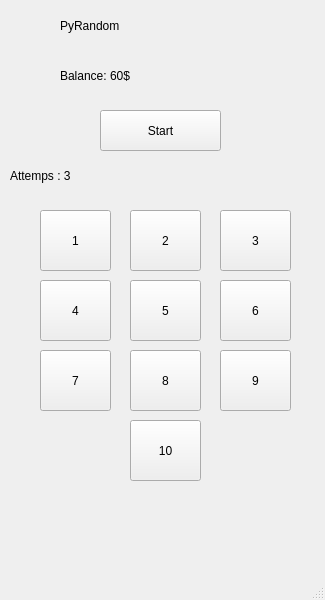
The window that random.ui (AziretGT/level3_homework6) describes before a commit, drawn with Qt 5.
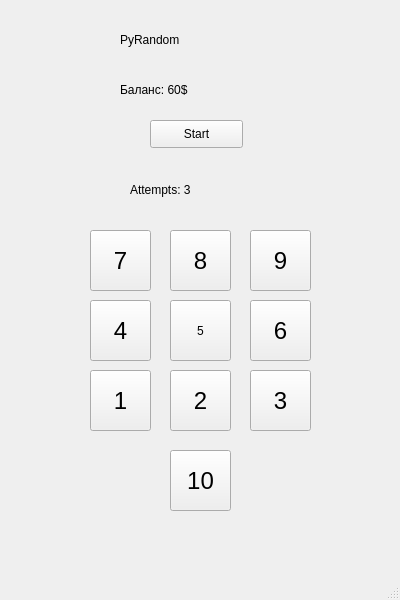
The same window after the commit.

The edit to the form file:
```diff
--- a/random.ui
+++ b/random.ui
@@ -6,7 +6,7 @@
    <rect>
     <x>0</x>
     <y>0</y>
-    <width>325</width>
+    <width>400</width>
     <height>600</height>
    </rect>
   </property>
@@ -17,44 +17,47 @@
    <widget class="QLabel" name="Name">
     <property name="geometry">
      <rect>
-      <x>60</x>
-      <y>0</y>
-      <width>211</width>
-      <height>51</height>
+      <x>120</x>
+      <y>20</y>
+      <width>151</width>
+      <height>41</height>
      </rect>
     </property>
     <property name="styleSheet">
      <string notr="true">font: 25pt &quot;Comic Sans MS&quot;;</string>
     </property>
     <property name="text">
-     <string>PyRandom</string>
+     <string>&lt;html&gt;&lt;head/&gt;&lt;body&gt;&lt;p&gt;PyRandom&lt;/p&gt;&lt;/body&gt;&lt;/html&gt;</string>
     </property>
    </widget>
    <widget class="QLabel" name="balance">
     <property name="geometry">
      <rect>
-      <x>60</x>
-      <y>50</y>
-      <width>211</width>
-      <height>51</height>
+      <x>120</x>
+      <y>70</y>
+      <width>181</width>
+      <height>41</height>
      </rect>
     </property>
     <property name="styleSheet">
      <string notr="true">font: 18pt &quot;Comic Sans MS&quot;;</string>
     </property>
     <property name="text">
-     <string>Balance: 60$</string>
+     <string>&lt;html&gt;&lt;head/&gt;&lt;body&gt;&lt;p&gt;Баланс: 60$&lt;/p&gt;&lt;/body&gt;&lt;/html&gt;</string>
     </property>
    </widget>
    <widget class="QPushButton" name="start">
     <property name="geometry">
      <rect>
-      <x>100</x>
-      <y>110</y>
-      <width>121</width>
-      <height>41</height>
+      <x>150</x>
+      <y>120</y>
+      <width>93</width>
+      <height>28</height>
      </rect>
     </property>
+    <property name="styleSheet">
+     <string notr="true">font: 14pt &quot;MS Shell Dlg 2&quot;;</string>
+    </property>
     <property name="text">
      <string>Start</string>
     </property>
@@ -62,94 +65,32 @@
    <widget class="QLabel" name="attemps">
     <property name="geometry">
      <rect>
-      <x>10</x>
-      <y>160</y>
-      <width>111</width>
-      <height>31</height>
-     </rect>
-    </property>
-    <property name="styleSheet">
-     <string notr="true">font: 12pt &quot;Comic Sans MS&quot;;</string>
-    </property>
-    <property name="text">
-     <string>Attemps : 3</string>
-    </property>
-   </widget>
-   <widget class="QPushButton" name="one">
-    <property name="geometry">
-     <rect>
-      <x>40</x>
-      <y>210</y>
-      <width>71</width>
-      <height>61</height>
-     </rect>
-    </property>
-    <property name="styleSheet">
-     <string notr="true">font: 12pt &quot;Onyx&quot;;</string>
-    </property>
-    <property name="text">
-     <string>1</string>
-    </property>
-   </widget>
-   <widget class="QPushButton" name="two">
-    <property name="geometry">
-     <rect>
       <x>130</x>
-      <y>210</y>
-      <width>71</width>
-      <height>61</height>
+      <y>170</y>
+      <width>181</width>
+      <height>41</height>
      </rect>
     </property>
     <property name="styleSheet">
-     <string notr="true">font: 12pt &quot;Onyx&quot;;</string>
+     <string notr="true">font: 15pt &quot;MS Shell Dlg 2&quot;;</string>
     </property>
     <property name="text">
-     <string>2</string>
-    </property>
-   </widget>
-   <widget class="QPushButton" name="five">
-    <property name="geometry">
-     <rect>
-      <x>130</x>
-      <y>280</y>
-      <width>71</width>
-      <height>61</height>
-     </rect>
-    </property>
-    <property name="styleSheet">
-     <string notr="true">font: 12pt &quot;Onyx&quot;;</string>
-    </property>
-    <property name="text">
-     <string>5</string>
-    </property>
-   </widget>
-   <widget class="QPushButton" name="six">
-    <property name="geometry">
-     <rect>
-      <x>220</x>
-      <y>280</y>
-      <width>71</width>
-      <height>61</height>
-     </rect>
-    </property>
-    <property name="styleSheet">
-     <string notr="true">font: 12pt &quot;Onyx&quot;;</string>
-    </property>
-    <property name="text">
-     <string>6</string>
+     <string>&lt;html&gt;&lt;head/&gt;&lt;body&gt;&lt;p&gt;Attempts: 3&lt;/p&gt;&lt;/body&gt;&lt;/html&gt;</string>
     </property>
    </widget>
    <widget class="QPushButton" name="seven">
     <property name="geometry">
      <rect>
-      <x>40</x>
-      <y>350</y>
-      <width>71</width>
+      <x>90</x>
+      <y>230</y>
+      <width>61</width>
       <height>61</height>
      </rect>
     </property>
-    <property name="styleSheet">
-     <string notr="true">font: 12pt &quot;Onyx&quot;;</string>
+    <property name="font">
+     <font>
+      <pointsize>18</pointsize>
+     </font>
     </property>
     <property name="text">
      <string>7</string>
@@ -158,83 +99,163 @@
    <widget class="QPushButton" name="four">
     <property name="geometry">
      <rect>
-      <x>40</x>
-      <y>280</y>
-      <width>71</width>
+      <x>90</x>
+      <y>300</y>
+      <width>61</width>
       <height>61</height>
      </rect>
     </property>
-    <property name="styleSheet">
-     <string notr="true">font: 12pt &quot;Onyx&quot;;</string>
+    <property name="font">
+     <font>
+      <pointsize>18</pointsize>
+     </font>
     </property>
     <property name="text">
      <string>4</string>
     </property>
    </widget>
-   <widget class="QPushButton" name="three">
-    <property name="geometry">
-     <rect>
-      <x>220</x>
-      <y>210</y>
-      <width>71</width>
-      <height>61</height>
-     </rect>
-    </property>
-    <property name="styleSheet">
-     <string notr="true">font: 12pt &quot;Onyx&quot;;</string>
-    </property>
-    <property name="text">
-     <string>3</string>
-    </property>
-   </widget>
    <widget class="QPushButton" name="eight">
     <property name="geometry">
      <rect>
-      <x>130</x>
-      <y>350</y>
-      <width>71</width>
+      <x>170</x>
+      <y>230</y>
+      <width>61</width>
       <height>61</height>
      </rect>
     </property>
-    <property name="styleSheet">
-     <string notr="true">font: 12pt &quot;Onyx&quot;;</string>
+    <property name="font">
+     <font>
+      <pointsize>18</pointsize>
+     </font>
     </property>
     <property name="text">
      <string>8</string>
     </property>
    </widget>
-   <widget class="QPushButton" name="nine">
+   <widget class="QPushButton" name="five">
     <property name="geometry">
      <rect>
-      <x>220</x>
-      <y>350</y>
-      <width>71</width>
+      <x>170</x>
+      <y>300</y>
+      <width>61</width>
       <height>61</height>
      </rect>
     </property>
     <property name="styleSheet">
-     <string notr="true">font: 12pt &quot;Onyx&quot;;</string>
+     <string notr="true">font: 18pt &quot;MS Shell Dlg 2&quot;;</string>
+    </property>
+    <property name="text">
+     <string>5</string>
+    </property>
+   </widget>
+   <widget class="QPushButton" name="night">
+    <property name="geometry">
+     <rect>
+      <x>250</x>
+      <y>230</y>
+      <width>61</width>
+      <height>61</height>
+     </rect>
+    </property>
+    <property name="font">
+     <font>
+      <pointsize>18</pointsize>
+     </font>
     </property>
     <property name="text">
      <string>9</string>
     </property>
    </widget>
+   <widget class="QPushButton" name="six">
+    <property name="geometry">
+     <rect>
+      <x>250</x>
+      <y>300</y>
+      <width>61</width>
+      <height>61</height>
+     </rect>
+    </property>
+    <property name="font">
+     <font>
+      <pointsize>18</pointsize>
+     </font>
+    </property>
+    <property name="text">
+     <string>6</string>
+    </property>
+   </widget>
    <widget class="QPushButton" name="ten">
     <property name="geometry">
      <rect>
-      <x>130</x>
-      <y>420</y>
-      <width>71</width>
+      <x>170</x>
+      <y>450</y>
+      <width>61</width>
       <height>61</height>
      </rect>
     </property>
-    <property name="styleSheet">
-     <string notr="true">font: 12pt &quot;Onyx&quot;;</string>
+    <property name="font">
+     <font>
+      <pointsize>18</pointsize>
+     </font>
     </property>
     <property name="text">
      <string>10</string>
     </property>
    </widget>
+   <widget class="QPushButton" name="one">
+    <property name="geometry">
+     <rect>
+      <x>90</x>
+      <y>370</y>
+      <width>61</width>
+      <height>61</height>
+     </rect>
+    </property>
+    <property name="font">
+     <font>
+      <pointsize>18</pointsize>
+     </font>
+    </property>
+    <property name="text">
+     <string>1</string>
+    </property>
+   </widget>
+   <widget class="QPushButton" name="two">
+    <property name="geometry">
+     <rect>
+      <x>170</x>
+      <y>370</y>
+      <width>61</width>
+      <height>61</height>
+     </rect>
+    </property>
+    <property name="font">
+     <font>
+      <pointsize>18</pointsize>
+     </font>
+    </property>
+    <property name="text">
+     <string>2</string>
+    </property>
+   </widget>
+   <widget class="QPushButton" name="three">
+    <property name="geometry">
+     <rect>
+      <x>250</x>
+      <y>370</y>
+      <width>61</width>
+      <height>61</height>
+     </rect>
+    </property>
+    <property name="font">
+     <font>
+      <pointsize>18</pointsize>
+     </font>
+    </property>
+    <property name="text">
+     <string>3</string>
+    </property>
+   </widget>
   </widget>
   <widget class="QMenuBar" name="menubar">
    <property name="geometry">
```
Left out of the diff: 8 changed lines with no effect on the pictures.
